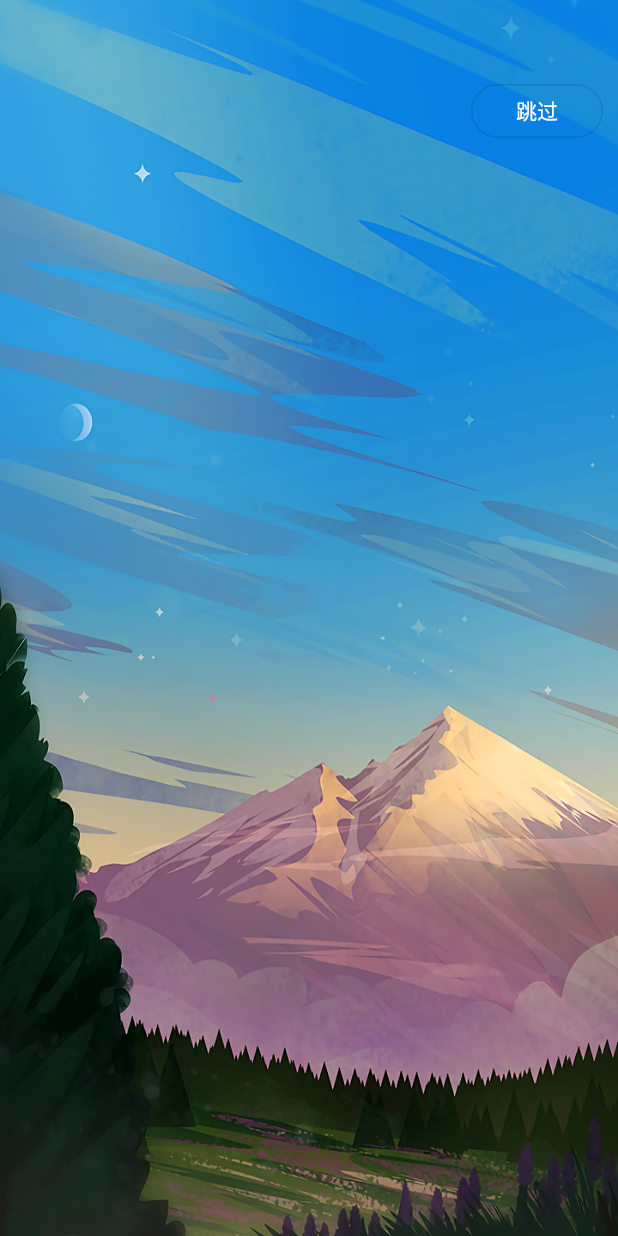
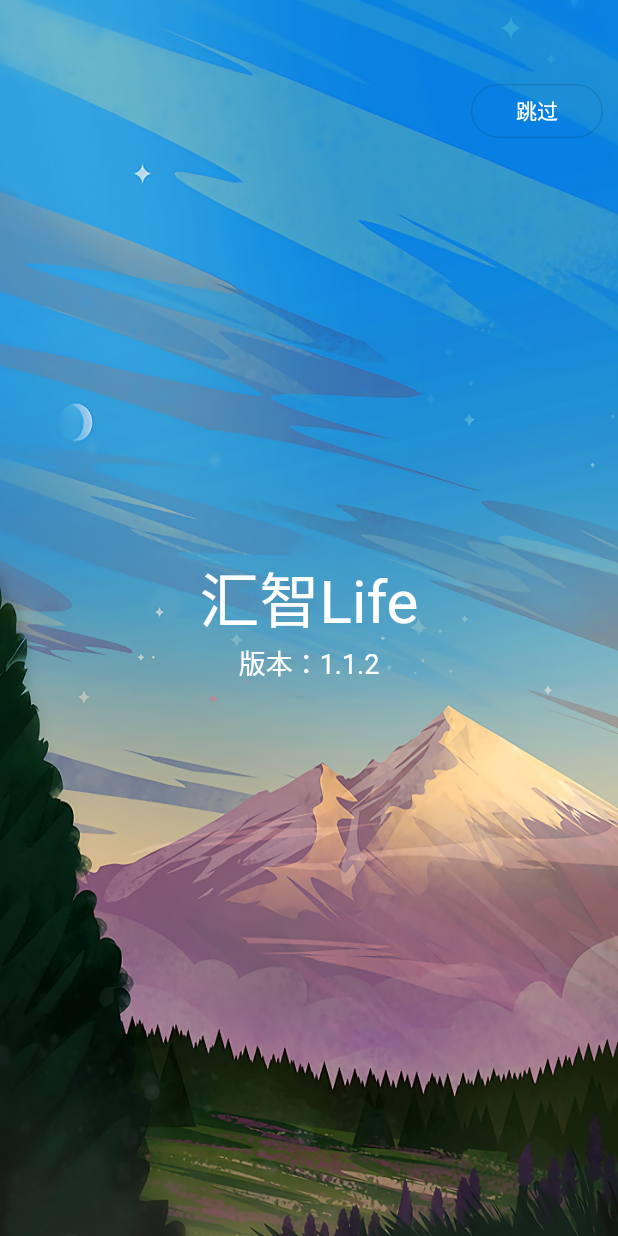
Before and after one commit to Deali-Axy/SmartLifeLw, a Flutter app: the screen it shows after launch, in the side drawer, after a tap on "启动页", on a phone screen of 412 x 824 dp. Run offline on Flutter 3.47's test engine with Material 2 defaults, Android fonts, the phone set to English and light mode, and no system bars; our stand-ins replace image_picker, oktoast, package_info, shared_preferences; missing offline and left inert: groovin_material_icons; network calls fail; statements that could not run were skipped.

Commit message:
昨晚在宿舍写了一个小时代码

```diff
--- a/lib/config.dart
+++ b/lib/config.dart
@@ -1,12 +1,14 @@
 import 'dart:convert';
 import 'package:flutter/material.dart';
 import 'package:shared_preferences/shared_preferences.dart';
+import 'package:package_info/package_info.dart';
 import 'package:smart_life_lw/network/user.dart';
 
 const TITLE = '汇智Life';
 
 abstract class GlobalConfig {
   static SharedPreferences sharedPreferences;
+  static PackageInfo packageInfo;
 
   static bool focusMode = false;
   static TimeOfDay startTime = TimeOfDay.now();
@@ -16,6 +18,7 @@ abstract class GlobalConfig {
 
   static init() async {
     sharedPreferences = await SharedPreferences.getInstance();
+    packageInfo = await PackageInfo.fromPlatform();
   }
 
   static set userId(int value) => sharedPreferences.setInt('userid', value);
--- a/lib/main.dart
+++ b/lib/main.dart
@@ -1,19 +1,16 @@
 import 'package:flutter/material.dart';
-import 'package:smart_life_lw/utils/toast.dart';
-import 'package:smart_life_lw/widgets.dart';
 import 'config.dart' as Config;
 import 'page/choose_labels.dart';
 import 'page/choose_peoples.dart';
 import 'page/chat.dart';
 import 'page/circle.dart';
 import 'page/focus_time.dart';
+import 'package:smart_life_lw/page/home.dart';
 import 'package:smart_life_lw/page/user/user_home.dart';
 import 'package:smart_life_lw/page/user/edit_profile.dart';
 import 'package:smart_life_lw/page/user/login_page.dart' as ExtendsLogin;
 import 'package:smart_life_lw/page/user/sign_up_page.dart' as ExtendsSignUp;
-import 'package:smart_life_lw/widget/news_card.dart';
-import 'package:smart_life_lw/widget/weather_card.dart';
-import 'package:smart_life_lw/widget/hitokoto_card.dart';
+import 'package:smart_life_lw/page/splash_page.dart';
 import 'routes.dart';
 
 main() {
@@ -39,8 +36,9 @@ class MainApp extends StatelessWidget {
         ),
         hintColor: Colors.grey[400],
       ),
-      home: _AppHome(),
+      home: Splash(),
       routes: {
+        UIRoute.home: (ctx) => AppHome(),
         UIRoute.choose_labels: (context) => ChooseLabels(),
         UIRoute.choose_peoples: (context) => ChoosePeoples(),
         UIRoute.chat: (context) => Chat(),
@@ -54,61 +52,3 @@ class MainApp extends StatelessWidget {
     );
   }
 }
-
-class _AppHome extends StatelessWidget {
-  @override
-  Widget build(BuildContext context) => _AppPage();
-}
-
-class _AppPage extends StatefulWidget {
-  _AppPage({Key key}) : super(key: key);
-
-  @override
-  _AppPageState createState() => _AppPageState();
-}
-
-class _AppPageState extends State<_AppPage> {
-  BuildContext _context;
-  double progress = 0.0;
-  ScrollController _scrollController;
-
-  _AppPageState() {
-//    var userid = Config.GlobalConfig.userId;
-//    Toast.show(_context, userid.toString());
-  }
-
-  @override
-  Widget build(BuildContext context) {
-    _context = context;
-    // 滚动到底部
-    _scrollController?.animateTo(
-      _scrollController.position.maxScrollExtent,
-      duration: const Duration(milliseconds: 300),
-      curve: Curves.easeOut,
-    );
-    return Scaffold(
-      appBar: AppBar(
-        title: Text('汇智Life ${Config.GlobalConfig.focusMode ? '(专注时间)' : ''}'),
-      ),
-      drawer: HomeDrawer(),
-      body: Center(
-        child: Container(
-          padding: EdgeInsets.all(20),
-          child: ListView(
-            controller: _scrollController,
-            children: <Widget>[
-              WeatherCard(),
-              HitokotoCard(),
-              NewsCard(
-                title: '自己想做的事情就要坚持下去',
-                summary: '不要在意别人的眼光，别人的意见只是让你参考的，自己心里想的才是最重要的，别给自己的人生留遗憾!',
-                picUrl:
-                    'https://yangchengsen.oss-cn-shenzhen.aliyuncs.com/Picture4.png',
-              ),
-            ],
-          ),
-        ),
-      ),
-    );
-  }
-}
--- /dev/null
+++ b/lib/page/home.dart
@@ -0,0 +1,68 @@
+import 'package:flutter/material.dart';
+import 'package:smart_life_lw/config.dart' as Config;
+import 'package:smart_life_lw/widgets.dart';
+import 'package:smart_life_lw/widget/weather_card.dart';
+import 'package:smart_life_lw/widget/news_card.dart';
+import 'package:smart_life_lw/widget/hitokoto_card.dart';
+import 'package:smart_life_lw/utils/toast.dart';
+
+
+class AppHome extends StatelessWidget {
+  @override
+  Widget build(BuildContext context) => _AppPage();
+}
+
+class _AppPage extends StatefulWidget {
+  _AppPage({Key key}) : super(key: key);
+
+  @override
+  _AppPageState createState() => _AppPageState();
+}
+
+class _AppPageState extends State<_AppPage> {
+  BuildContext _context;
+  double progress = 0.0;
+  ScrollController _scrollController;
+
+  @override
+  void initState() {
+//    var userid = Config.GlobalConfig.userId;
+//    Toast.show(_context, userid?.toString());
+    super.initState();
+  }
+
+  @override
+  Widget build(BuildContext context) {
+    _context = context;
+    // 滚动到底部
+    _scrollController?.animateTo(
+      _scrollController.position.maxScrollExtent,
+      duration: const Duration(milliseconds: 300),
+      curve: Curves.easeOut,
+    );
+    return Scaffold(
+      appBar: AppBar(
+        title: Text('汇智Life ${Config.GlobalConfig.focusMode ? '(专注时间)' : ''}'),
+      ),
+      drawer: HomeDrawer(),
+      body: Center(
+        child: Container(
+          padding: EdgeInsets.all(20),
+          child: ListView(
+            controller: _scrollController,
+            children: <Widget>[
+              WeatherCard(),
+              HitokotoCard(),
+              NewsCard(
+                title: '自己想做的事情就要坚持下去',
+                summary: '不要在意别人的眼光，别人的意见只是让你参考的，自己心里想的才是最重要的，别给自己的人生留遗憾!',
+                picUrl:
+                'https://yangchengsen.oss-cn-shenzhen.aliyuncs.com/Picture4.png',
+              ),
+            ],
+          ),
+        ),
+      ),
+    );
+  }
+}
--- a/lib/extends/splash_page.dart
+++ b/lib/page/splash_page.dart
@@ -1,5 +1,7 @@
 import 'package:flutter/material.dart';
 import 'dart:async';
+import 'package:smart_life_lw/routes.dart';
+import 'package:smart_life_lw/config.dart';
 
 class Splash extends StatefulWidget {
   @override
@@ -7,7 +9,7 @@ class Splash extends StatefulWidget {
 }
 
 class _SplashState extends State<Splash> {
-  final Color borderColor = Colors.white;
+  final Color _borderColor = Colors.white;
 
   @override
   Widget build(BuildContext context) {
@@ -21,7 +23,7 @@ class _SplashState extends State<Splash> {
           ),
           Container(
             alignment: Alignment.topRight,
-            padding: EdgeInsets.fromLTRB(0.0, 50, 10, 0.0),
+            padding: EdgeInsets.fromLTRB(0, 50, 10, 0),
             child: OutlineButton(
               child: Text(
                 "跳过",
@@ -33,13 +35,29 @@ class _SplashState extends State<Splash> {
               onPressed: () {
                 go2HomePage();
               },
-              color: borderColor,
-              disabledBorderColor: borderColor,
-              highlightedBorderColor: borderColor,
-              disabledTextColor: borderColor,
-              highlightColor: borderColor,
-              splashColor: borderColor,
-              textColor: borderColor,
+              color: _borderColor,
+              disabledBorderColor: _borderColor,
+              highlightedBorderColor: _borderColor,
+              disabledTextColor: _borderColor,
+              highlightColor: _borderColor,
+              splashColor: _borderColor,
+              textColor: _borderColor,
+            ),
+          ),
+          Center(
+            child: Column(
+              mainAxisAlignment: MainAxisAlignment.center,
+              crossAxisAlignment: CrossAxisAlignment.center,
+              children: <Widget>[
+                Text(
+                  '汇智Life',
+                  style: TextStyle(color: Colors.white, fontSize: 40),
+                ),
+                Text(
+                  '版本：${GlobalConfig.packageInfo.version}',
+                  style: TextStyle(color: Colors.white, fontSize: 18),
+                ),
+              ],
             ),
           ),
         ],
@@ -60,6 +78,6 @@ class _SplashState extends State<Splash> {
   }
 
   void go2HomePage() {
-    Navigator.pop(context);
+    Navigator.pushReplacementNamed(context, UIRoute.home);
   }
 }
--- a/lib/routes.dart
+++ b/lib/routes.dart
@@ -1,4 +1,5 @@
 abstract class UIRoute {
+  static const String home = 'home';
   static const String choose_labels = 'choose_labels';
   static const String choose_peoples = 'choose_peoples';
   static const String chat = 'chat';
--- a/lib/widgets.dart
+++ b/lib/widgets.dart
@@ -1,6 +1,6 @@
 import 'dart:ui';
 import 'package:flutter/material.dart';
-import 'extends/splash_page.dart';
+import 'package:smart_life_lw/page/splash_page.dart';
 import 'routes.dart';
 import 'config.dart';
 
--- a/pubspec.yaml
+++ b/pubspec.yaml
@@ -31,6 +31,9 @@ dependencies:
   url_launcher: ^3.0.3
   # 简单数据存储
   shared_preferences: ^0.4.1
+  # 包信息
+  package_info: ^0.4.0+3
+
 
 
 dev_dependencies:
```
Also changed, not shown: pubspec.lock, 4 other files.
